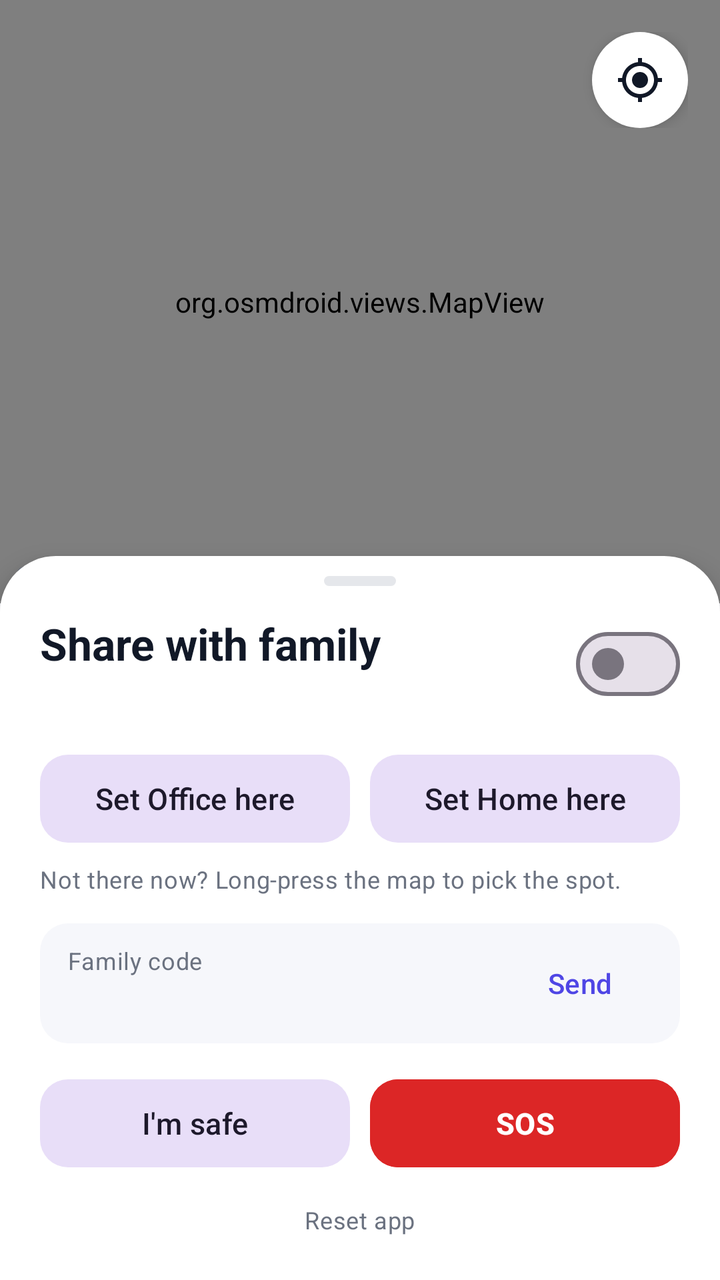
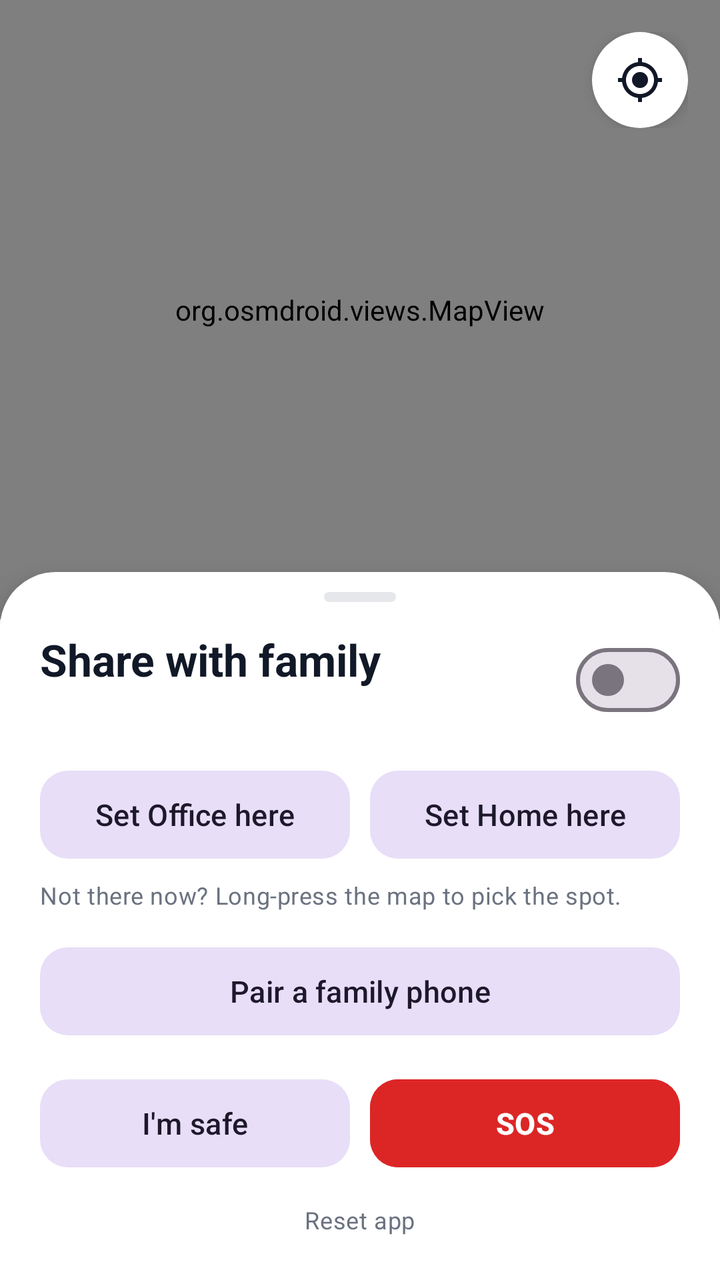

Before-and-after screenshots of an Android layout around one commit, followed by the original layout XML and the change that was made.
<!-- AndroidManifest.xml: application theme Theme.SafeGuard -->
<!-- res/layout/activity_sharer.xml -->
<?xml version="1.0" encoding="utf-8"?>
<FrameLayout xmlns:android="http://schemas.android.com/apk/res/android"
    android:layout_width="match_parent"
    android:layout_height="match_parent"
    android:background="@color/bg">

    <LinearLayout
        android:layout_width="match_parent"
        android:layout_height="match_parent"
        android:orientation="vertical">

        <FrameLayout
            android:layout_width="match_parent"
            android:layout_height="0dp"
            android:layout_weight="1">

            <org.osmdroid.views.MapView
                android:id="@+id/map"
                android:layout_width="match_parent"
                android:layout_height="match_parent" />

            <LinearLayout
                android:id="@+id/topBar"
                android:layout_width="match_parent"
                android:layout_height="wrap_content"
                android:gravity="end"
                android:padding="16dp">
                <ImageButton
                    android:id="@+id/btnCenter"
                    android:layout_width="48dp"
                    android:layout_height="48dp"
                    android:background="@drawable/bg_round"
                    android:elevation="4dp"
                    android:src="@drawable/ic_my_location"
                    android:contentDescription="Show me" />
            </LinearLayout>

            <TextView
                style="@style/Body"
                android:layout_width="wrap_content"
                android:layout_height="wrap_content"
                android:layout_gravity="bottom|start"
                android:layout_margin="8dp"
                android:text="© OpenStreetMap contributors"
                android:textSize="10sp" />
        </FrameLayout>

        <LinearLayout
            android:id="@+id/card"
            android:layout_width="match_parent"
            android:layout_height="wrap_content"
            android:layout_marginTop="-24dp"
            android:background="@drawable/bg_card"
            android:elevation="8dp"
            android:orientation="vertical"
            android:paddingStart="20dp"
            android:paddingEnd="20dp"
            android:paddingTop="10dp"
            android:paddingBottom="16dp">

            <View android:layout_width="36dp" android:layout_height="5dp" android:layout_gravity="center_horizontal"
                android:background="@drawable/bg_handle" />

            <LinearLayout
                android:layout_width="match_parent"
                android:layout_height="wrap_content"
                android:layout_marginTop="14dp"
                android:gravity="center_vertical"
                android:orientation="horizontal">
                <LinearLayout android:layout_width="0dp" android:layout_height="wrap_content"
                    android:layout_weight="1" android:orientation="vertical">
                    <TextView style="@style/Title" android:layout_width="wrap_content" android:layout_height="wrap_content"
                        android:text="Share with family" />
                    <TextView android:id="@+id/statusText" style="@style/Body" android:layout_width="wrap_content"
                        android:layout_height="wrap_content" android:layout_marginTop="2dp" />
                </LinearLayout>
                <com.google.android.material.materialswitch.MaterialSwitch
                    android:id="@+id/switchShare"
                    android:layout_width="wrap_content"
                    android:layout_height="wrap_content" />
            </LinearLayout>

            <LinearLayout
                android:layout_width="match_parent"
                android:layout_height="wrap_content"
                android:layout_marginTop="16dp"
                android:orientation="horizontal">
                <Button android:id="@+id/btnOffice" style="@style/BtnSoft" android:layout_width="0dp"
                    android:layout_height="wrap_content" android:layout_weight="1" android:text="Set Office here" />
                <Space android:layout_width="10dp" android:layout_height="1dp" />
                <Button android:id="@+id/btnHome" style="@style/BtnSoft" android:layout_width="0dp"
                    android:layout_height="wrap_content" android:layout_weight="1" android:text="Set Home here" />
            </LinearLayout>

            <TextView style="@style/Body" android:layout_width="wrap_content" android:layout_height="wrap_content"
                android:layout_marginTop="6dp" android:text="Not there now? Long-press the map to pick the spot."
                android:textSize="12sp" />

            <LinearLayout
                android:layout_width="match_parent"
                android:layout_height="wrap_content"
                android:layout_marginTop="14dp"
                android:background="@drawable/bg_code"
                android:gravity="center_vertical"
                android:orientation="horizontal"
                android:paddingStart="14dp"
                android:paddingEnd="6dp"
                android:paddingTop="6dp"
                android:paddingBottom="6dp">
                <LinearLayout android:layout_width="0dp" android:layout_height="wrap_content"
                    android:layout_weight="1" android:orientation="vertical">
                    <TextView style="@style/Body" android:layout_width="wrap_content" android:layout_height="wrap_content"
                        android:text="Family code" android:textSize="12sp" />
                    <TextView android:id="@+id/codeText" android:layout_width="wrap_content"
                        android:layout_height="wrap_content" android:fontFamily="monospace"
                        android:textColor="@color/ink" android:textSize="17sp" android:textStyle="bold" />
                </LinearLayout>
                <Button android:id="@+id/btnShareCode" style="@style/Widget.Material3.Button.TextButton"
                    android:layout_width="wrap_content" android:layout_height="wrap_content"
                    android:text="Send" android:textAllCaps="false" />
            </LinearLayout>

            <LinearLayout
                android:layout_width="match_parent"
                android:layout_height="wrap_content"
                android:layout_marginTop="14dp"
                android:orientation="horizontal">
                <Button
                    android:id="@+id/btnSafe"
                    style="@style/BtnSoft"
                    android:layout_width="0dp"
                    android:layout_height="wrap_content"
                    android:layout_weight="1"
                    android:text="I'm safe" />
                <Space android:layout_width="10dp" android:layout_height="1dp" />
                <Button
                    android:id="@+id/btnSos"
                    style="@style/Btn"
                    android:layout_width="0dp"
                    android:layout_height="wrap_content"
                    android:layout_weight="1"
                    android:backgroundTint="@color/sos"
                    android:text="SOS"
                    android:textStyle="bold" />
            </LinearLayout>

            <TextView android:id="@+id/btnReset" style="@style/Body" android:layout_width="wrap_content"
                android:layout_height="wrap_content" android:layout_gravity="center_horizontal"
                android:layout_marginTop="8dp" android:padding="6dp" android:text="Reset app" android:textSize="12sp" />
        </LinearLayout>
    </LinearLayout>
</FrameLayout>
<!-- resources referenced by this layout -->
<resources>
  <color name="bg">#F6F7FB</color>
  <color name="ink">#111827</color>
  <color name="sos">#DC2626</color>
  <!-- drawable bg_card (drawable) -->
  <?xml version="1.0" encoding="utf-8"?>
  <shape xmlns:android="http://schemas.android.com/apk/res/android">
      <solid android:color="@color/surface" />
      <corners android:topLeftRadius="28dp" android:topRightRadius="28dp" />
  </shape>
  <!-- drawable bg_code (drawable) -->
  <?xml version="1.0" encoding="utf-8"?>
  <shape xmlns:android="http://schemas.android.com/apk/res/android">
      <solid android:color="@color/bg" />
      <corners android:radius="14dp" />
  </shape>
  <!-- drawable bg_handle (drawable) -->
  <?xml version="1.0" encoding="utf-8"?>
  <shape xmlns:android="http://schemas.android.com/apk/res/android">
      <solid android:color="@color/line" />
      <corners android:radius="3dp" />
  </shape>
  <!-- drawable bg_round (drawable) -->
  <?xml version="1.0" encoding="utf-8"?>
  <ripple xmlns:android="http://schemas.android.com/apk/res/android" android:color="@color/primary_soft">
      <item>
          <shape android:shape="oval">
              <solid android:color="@color/surface" />
          </shape>
      </item>
  </ripple>
  <!-- drawable ic_my_location (drawable) -->
  <vector xmlns:android="http://schemas.android.com/apk/res/android"
      android:width="24dp" android:height="24dp" android:viewportWidth="24" android:viewportHeight="24">
      <path android:fillColor="#111827"
          android:pathData="M12,8c-2.21,0 -4,1.79 -4,4s1.79,4 4,4 4,-1.79 4,-4 -1.79,-4 -4,-4zM20.94,11c-0.46,-4.17 -3.77,-7.48 -7.94,-7.94L13,1h-2v2.06C6.83,3.52 3.52,6.83 3.06,11L1,11v2h2.06c0.46,4.17 3.77,7.48 7.94,7.94L11,23h2v-2.06c4.17,-0.46 7.48,-3.77 7.94,-7.94L23,13v-2h-2.06zM12,19c-3.87,0 -7,-3.13 -7,-7s3.13,-7 7,-7 7,3.13 7,7 -3.13,7 -7,7z" />
  </vector>
  <style name="Body" parent="TextAppearance.Material3.BodyMedium">
          <item name="android:textColor">@color/muted</item>
      </style>
  <style name="Btn" parent="Widget.Material3.Button">
          <item name="android:minHeight">52dp</item>
          <item name="cornerRadius">14dp</item>
          <item name="android:textAllCaps">false</item>
          <item name="android:textSize">15sp</item>
      </style>
  <style name="BtnSoft" parent="Widget.Material3.Button.TonalButton">
          <item name="android:minHeight">52dp</item>
          <item name="cornerRadius">14dp</item>
          <item name="android:textAllCaps">false</item>
          <item name="android:textSize">15sp</item>
      </style>
  <style name="Title" parent="TextAppearance.Material3.TitleLarge">
          <item name="android:textColor">@color/ink</item>
          <item name="android:textStyle">bold</item>
      </style>
  <style name="Theme.SafeGuard" parent="Theme.Material3.Light.NoActionBar">
          <item name="colorPrimary">@color/primary</item>
          <item name="colorOnPrimary">@color/surface</item>
          <item name="colorPrimaryContainer">@color/primary_soft</item>
          <item name="colorSurface">@color/surface</item>
          <item name="android:colorBackground">@color/bg</item>
          <item name="android:statusBarColor">@android:color/transparent</item>
          <item name="android:navigationBarColor">@android:color/transparent</item>
          <item name="android:windowLightStatusBar">true</item>
          <item name="android:windowLightNavigationBar">true</item>
      </style>
  <color name="surface">#FFFFFF</color>
  <color name="line">#E5E7EB</color>
  <color name="primary_soft">#EEF2FF</color>
  <color name="muted">#6B7280</color>
  <color name="primary">#4F46E5</color>
</resources>

<!-- the commit's change to res/layout/activity_sharer.xml (unified diff, before → after) -->
@@ -96,29 +96,9 @@
                 android:layout_marginTop="6dp" android:text="Not there now? Long-press the map to pick the spot."
                 android:textSize="12sp" />
 
-            <LinearLayout
-                android:layout_width="match_parent"
-                android:layout_height="wrap_content"
-                android:layout_marginTop="14dp"
-                android:background="@drawable/bg_code"
-                android:gravity="center_vertical"
-                android:orientation="horizontal"
-                android:paddingStart="14dp"
-                android:paddingEnd="6dp"
-                android:paddingTop="6dp"
-                android:paddingBottom="6dp">
-                <LinearLayout android:layout_width="0dp" android:layout_height="wrap_content"
-                    android:layout_weight="1" android:orientation="vertical">
-                    <TextView style="@style/Body" android:layout_width="wrap_content" android:layout_height="wrap_content"
-                        android:text="Family code" android:textSize="12sp" />
-                    <TextView android:id="@+id/codeText" android:layout_width="wrap_content"
-                        android:layout_height="wrap_content" android:fontFamily="monospace"
-                        android:textColor="@color/ink" android:textSize="17sp" android:textStyle="bold" />
-                </LinearLayout>
-                <Button android:id="@+id/btnShareCode" style="@style/Widget.Material3.Button.TextButton"
-                    android:layout_width="wrap_content" android:layout_height="wrap_content"
-                    android:text="Send" android:textAllCaps="false" />
-            </LinearLayout>
+            <Button android:id="@+id/btnPair" style="@style/BtnSoft" android:layout_width="match_parent"
+                android:layout_height="wrap_content" android:layout_marginTop="14dp"
+                android:text="Pair a family phone" />
 
             <LinearLayout
                 android:layout_width="match_parent"
<!-- resource entries referenced after the edit -->
@@ -8,12 +8,6 @@
   <shape xmlns:android="http://schemas.android.com/apk/res/android">
       <solid android:color="@color/surface" />
       <corners android:topLeftRadius="28dp" android:topRightRadius="28dp" />
-  </shape>
-  <!-- drawable bg_code (drawable) -->
-  <?xml version="1.0" encoding="utf-8"?>
-  <shape xmlns:android="http://schemas.android.com/apk/res/android">
-      <solid android:color="@color/bg" />
-      <corners android:radius="14dp" />
   </shape>
   <!-- drawable bg_handle (drawable) -->
   <?xml version="1.0" encoding="utf-8"?>
